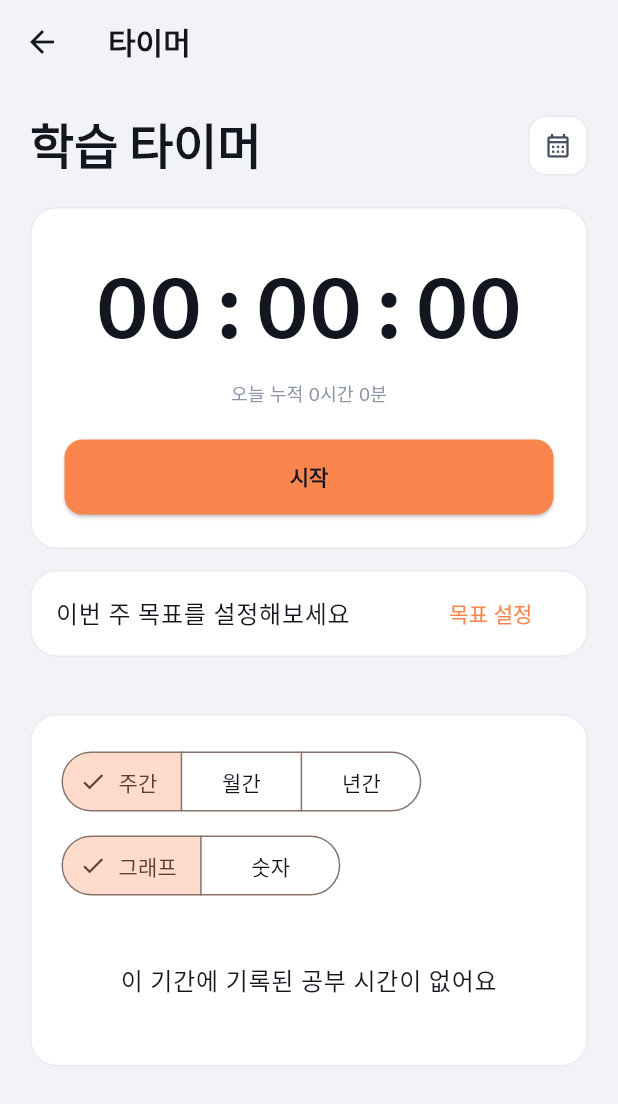
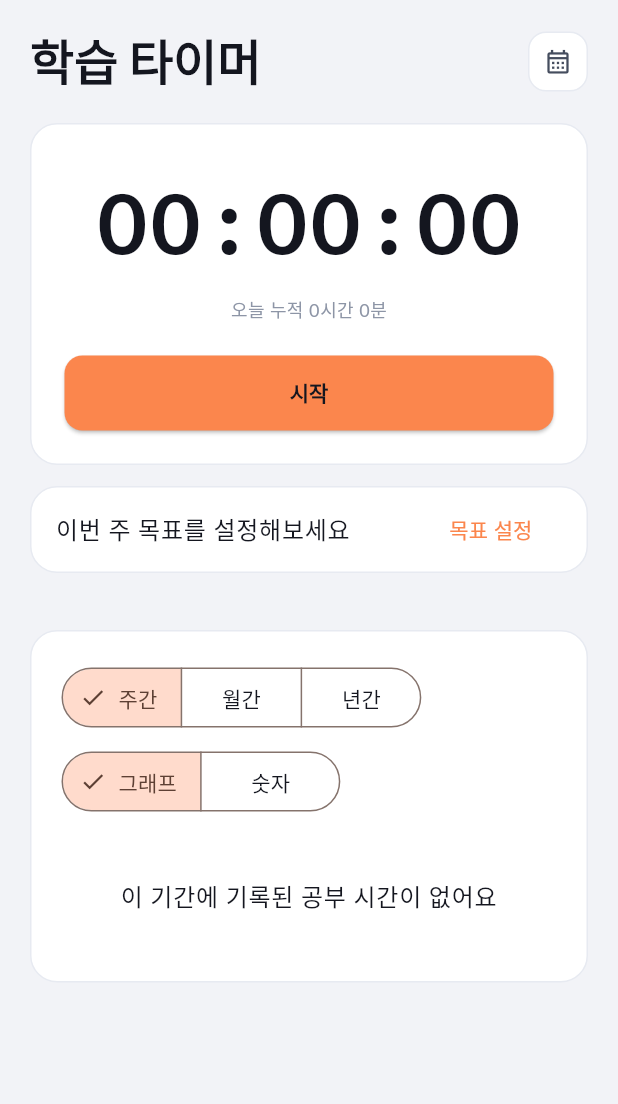
Before and after one commit to channuu/LanguageHelper, a Flutter app: the TimerScreen screen opened directly, after a tap on the "calendar month" icon, after a tap on the "close" icon, on a phone screen of 412 x 824 dp. Shown: the top 1104 px of the screen. Run offline on Flutter 3.47's test engine with Material 3 defaults, Android fonts, the phone set to English and light mode, and no system bars; our stand-ins replace file_picker, fl_chart, shared_preferences, sqflite, youtube_player_flutter; accounts and stored records are empty.

Commit message:
fix: match Timer screen to English Helper UI.dc.html §1e mockup
Re-checked the current mockup and fixed three concrete deviations:
- Removed the duplicate native AppBar title above the "학습 타이머"/"통계"
  header — the mockup has a single title, matching Home's already-
  established no-AppBar convention (kept the header pinned above the
  scrollable body, since Home also deviates from the mockup's literal
  single-scroll-container markup by pinning its header/filters).
- Added the calendar's 3-tier dot-size legend next to the "칸을 눌러
  그날 기록을 봅니다" footer caption, which was missing entirely.
- Added the period-over-period delta badge (e.g. "+20%") to the summary
  card, previously scoped out; the badge is only shown when the
  previous period's full range falls within the loaded 400-day data
  window, avoiding a misleading comparison against incomplete data.

```diff
--- a/mobile/lib/features/timer/stats/stats_calculations.dart
+++ b/mobile/lib/features/timer/stats/stats_calculations.dart
@@ -105,6 +105,27 @@ double monthlyActivityRate(Map<DateTime, int> dayTotals, DateTime monthStart, Da
   return counts.active / counts.elapsed;
 }
 
+/// Sum of [dayTotals] values for days in `[start, end)` (end exclusive).
+int sumSecondsInRange(Map<DateTime, int> dayTotals, DateTime start, DateTime end) {
+  var total = 0;
+  var day = _dateOnly(start);
+  final endDay = _dateOnly(end);
+  while (day.isBefore(endDay)) {
+    total += dayTotals[day] ?? 0;
+    day = day.add(const Duration(days: 1));
+  }
+  return total;
+}
+
+/// Percentage change of [currentTotal] vs [previousTotal], rounded to the
+/// nearest integer. Null when [previousTotal] is 0 — there's no baseline to
+/// compare against, so the delta badge should be omitted rather than
+/// showing a meaningless "+inf%".
+int? periodDeltaPercent(int currentTotal, int previousTotal) {
+  if (previousTotal <= 0) return null;
+  return ((currentTotal - previousTotal) / previousTotal * 100).round();
+}
+
 /// 0 (no dot) / 1 (small) / 2 (medium) / 3 (large) calendar-cell dot tier
 /// for a day with [daySeconds] of activity, relative to [maxSecondsInMonth]
 /// (the busiest day in the displayed month). Thresholds: <1/3 → 1,
--- a/mobile/lib/features/timer/stats/stats_view.dart
+++ b/mobile/lib/features/timer/stats/stats_view.dart
@@ -23,6 +23,7 @@ class _StatsViewState extends State<StatsView> {
   Map<DateTime, int> _saveDayTotals = {};
   DateTime _calendarMonth = DateTime(DateTime.now().year, DateTime.now().month, 1);
   DateTime _selectedDay = DateTime(DateTime.now().year, DateTime.now().month, DateTime.now().day);
+  DateTime? _loadWindowStart;
 
   @override
   void initState() {
@@ -46,6 +47,7 @@ class _StatsViewState extends State<StatsView> {
       _dayTotals = groupSessionsByDay(sessions);
       _sessionCounts = countSessionsByDay(sessions);
       _saveDayTotals = groupSavesByDay(words, sentences);
+      _loadWindowStart = start;
       _loaded = true;
     });
   }
@@ -71,6 +73,33 @@ class _StatsViewState extends State<StatsView> {
         final end = DateTime(now.year + 1, 1, 1);
         return (start: start, end: end, scopeLabel: '올해');
     }
+  }
+
+  ({DateTime start, DateTime end}) _previousRangeFor(StatsPeriod period) {
+    final now = DateTime.now();
+    switch (period) {
+      case StatsPeriod.week:
+        final start = mondayOf(now).subtract(const Duration(days: 7));
+        return (start: start, end: start.add(const Duration(days: 7)));
+      case StatsPeriod.month:
+        final start = DateTime(now.year, now.month - 1, 1);
+        return (start: start, end: DateTime(now.year, now.month, 1));
+      case StatsPeriod.year:
+        return (start: DateTime(now.year - 1, 1, 1), end: DateTime(now.year, 1, 1));
+    }
+  }
+
+  /// Percent change vs. the immediately preceding period, or null when
+  /// there's no baseline (previous total is 0) or the previous period
+  /// falls outside the loaded data window (its total would be an
+  /// incomplete, misleading undercount rather than a real comparison).
+  int? _deltaPercent(StatsPeriod period, int currentTotal) {
+    final windowStart = _loadWindowStart;
+    if (windowStart == null) return null;
+    final previous = _previousRangeFor(period);
+    if (previous.start.isBefore(windowStart)) return null;
+    final previousTotal = sumSecondsInRange(_dayTotals, previous.start, previous.end);
+    return periodDeltaPercent(currentTotal, previousTotal);
   }
 
   List<({String label, int seconds, bool isCurrent})> _bars(StatsPeriod period) {
@@ -130,6 +159,7 @@ class _StatsViewState extends State<StatsView> {
     final counts = monthActivityCounts(_dayTotals, range.start, range.end.subtract(const Duration(days: 1)));
     final avgSeconds = counts.active == 0 ? 0 : totalSeconds ~/ counts.active;
     final maxBarSeconds = bars.fold<int>(0, (m, b) => b.seconds > m ? b.seconds : m);
+    final delta = _deltaPercent(_period, totalSeconds);
 
     return SingleChildScrollView(
       padding: const EdgeInsets.only(top: 16, bottom: 20),
@@ -225,7 +255,23 @@ class _StatsViewState extends State<StatsView> {
                   margin: const EdgeInsets.only(top: 14),
                   padding: const EdgeInsets.only(top: 13),
                   decoration: const BoxDecoration(border: Border(top: BorderSide(color: Color(0xFFF0F2F7)))),
-                  child: const Text('최근 구간 기준', style: TextStyle(fontSize: 11.5, color: AppColors.inkTertiary)),
+                  child: Row(
+                    children: [
+                      const Expanded(
+                        child: Text('최근 구간 기준', style: TextStyle(fontSize: 11.5, color: AppColors.inkTertiary)),
+                      ),
+                      if (delta != null)
+                        Text(
+                          '${delta >= 0 ? '+' : ''}$delta%',
+                          style: const TextStyle(
+                            fontFamily: AppFonts.mono,
+                            fontWeight: FontWeight.w600,
+                            fontSize: 11,
+                            color: AppColors.accentInk,
+                          ),
+                        ),
+                    ],
+                  ),
                 ),
               ],
             ),
@@ -292,7 +338,28 @@ class _StatsViewState extends State<StatsView> {
                   margin: const EdgeInsets.only(top: 14),
                   padding: const EdgeInsets.only(top: 13),
                   decoration: const BoxDecoration(border: Border(top: BorderSide(color: Color(0xFFF0F2F7)))),
-                  child: const Text('칸을 눌러 그날 기록을 봅니다', style: TextStyle(fontSize: 11.5, color: AppColors.inkQuaternary)),
+                  child: Row(
+                    children: [
+                      const Expanded(
+                        child: Text('칸을 눌러 그날 기록을 봅니다', style: TextStyle(fontSize: 11.5, color: AppColors.inkQuaternary)),
+                      ),
+                      Row(
+                        children: [
+                          for (var tier = 1; tier <= 3; tier++) ...[
+                            if (tier > 1) const SizedBox(width: 5),
+                            Container(
+                              width: _CalendarCell._dotWidths[tier],
+                              height: 3,
+                              decoration: BoxDecoration(
+                                color: _CalendarCell._dotColors[tier],
+                                borderRadius: BorderRadius.circular(2),
+                              ),
+                            ),
+                          ],
+                        ],
+                      ),
+                    ],
+                  ),
                 ),
               ],
             ),
--- a/mobile/lib/features/timer/timer_screen.dart
+++ b/mobile/lib/features/timer/timer_screen.dart
@@ -151,8 +151,8 @@ class _TimerScreenState extends State<TimerScreen> {
     final active = repo.activeSession;
 
     return Scaffold(
-      appBar: AppBar(title: const Text('타이머')),
-      body: Column(
+      body: SafeArea(
+        child: Column(
           children: [
             Padding(
               padding: const EdgeInsets.fromLTRB(20, 20, 20, 0),
@@ -179,6 +179,7 @@ class _TimerScreenState extends State<TimerScreen> {
                   : _buildTimerMode(repo, active),
             ),
           ],
+        ),
       ),
     );
   }
```
Also changed, not shown: 2 other files. Lines whose indentation alone changed are shown as unchanged.
